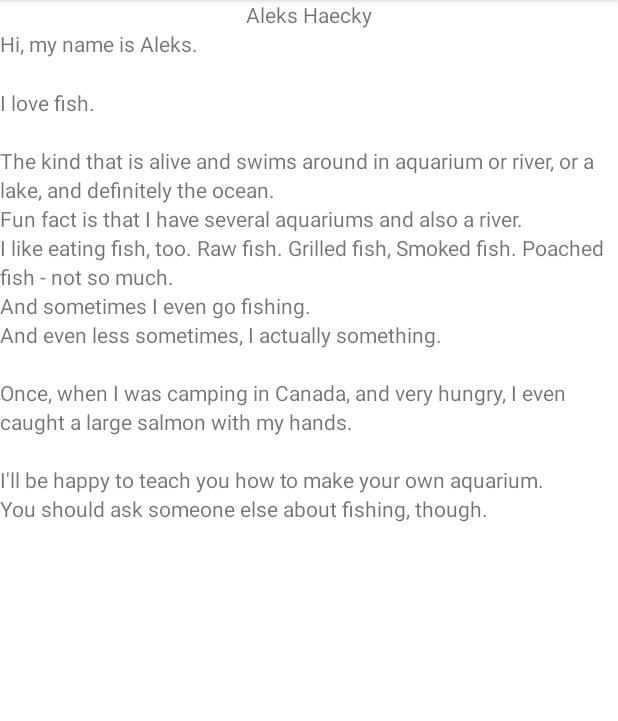
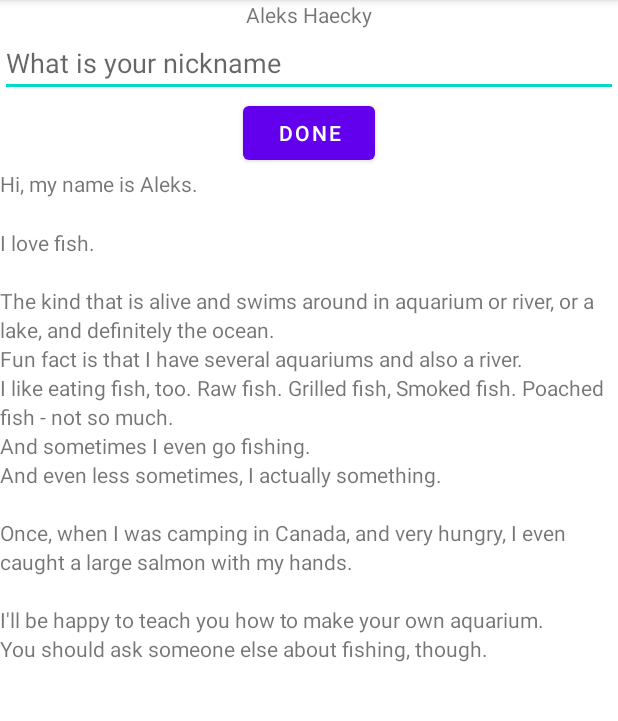
Before and after one commit to Andrey-05/AboutMe, an Android app: the screen it shows after launch (MainActivity), on a phone screen of 412 x 824 dp, the part 84-805 px from its top. Run offline under Robolectric (Android 15) with nearby library versions, the phone set to English and light mode, and no system bars.

Commit message:
primeiro commit

```diff
--- a/app/src/main/res/layout/activity_main.xml
+++ b/app/src/main/res/layout/activity_main.xml
@@ -9,6 +9,31 @@
         android:id="@+id/name_text"
         android:text="@string/name"
         android:textAlignment="center"
+        android:layout_width="match_parent"
+        android:layout_height="wrap_content"/>
+
+    <EditText
+        android:id="@+id/nickname_edit"
+        android:hint="@string/nickname"
+        android:autofillHints="name"
+        android:text=""
+        android:inputType="textPersonName"
+        android:layout_gravity="center_horizontal"
+        android:layout_width="match_parent"
+        android:layout_height="wrap_content"/>
+    <Button
+        android:id="@+id/done_button"
+        android:text="@string/done"
+        android:layout_gravity="center_horizontal"
+        android:onClick="clickHandlerFunction"
+        android:layout_width="wrap_content"
+        android:layout_height="wrap_content"/>
+    <TextView
+        android:id="@+id/nickname_text"
+        android:textAlignment="center"
+        android:visibility="gone"
+        android:text=""
+        android:layout_gravity="center_horizontal"
         android:layout_width="match_parent"
         android:layout_height="wrap_content"/>
 
--- a/app/src/main/res/values/strings.xml
+++ b/app/src/main/res/values/strings.xml
@@ -11,7 +11,7 @@
 \n\nI\'ll be happy to teach you how to make your own aquarium.
 \nYou should ask someone else about fishing, though. \n\n
     </string>
-    <string name="what_is_your_nickname">What is your nickname</string>
+    <string name="nickname">What is your nickname</string>
     <string name="done">done</string>
     <string name="yellow_star">Yellow Star</string>
     <string name="name">Aleks Haecky</string>
```
Also changed, not shown: app/src/main/java/com/example/aboutme/MainActivity.kt (+20 -0 lines).
